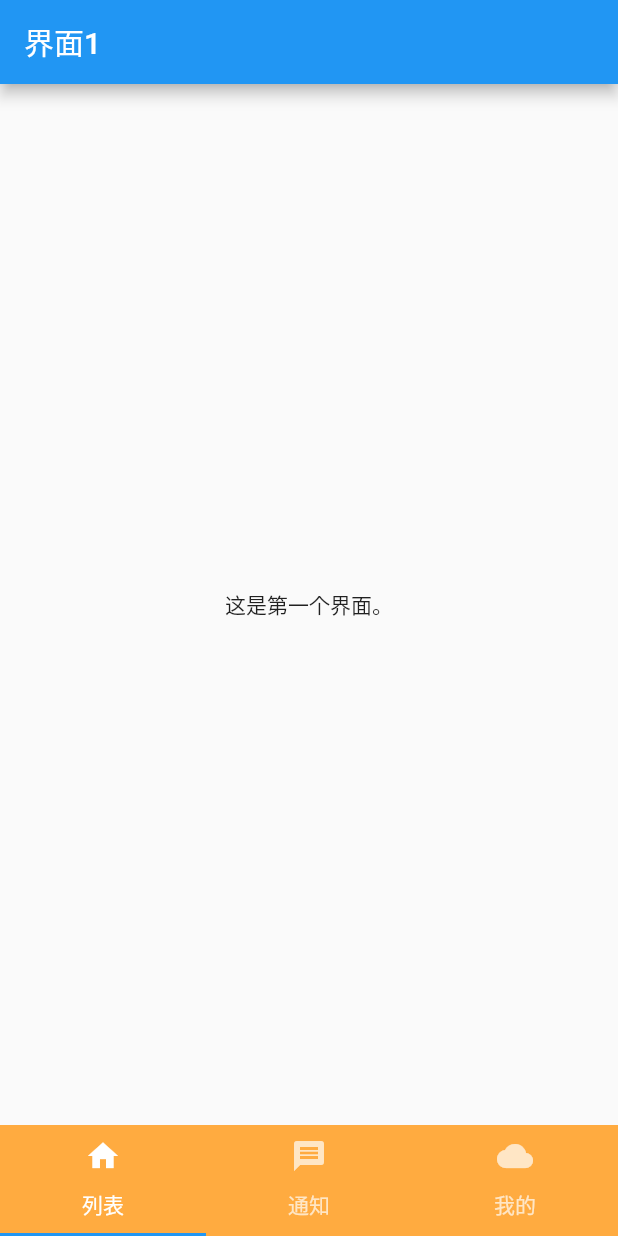
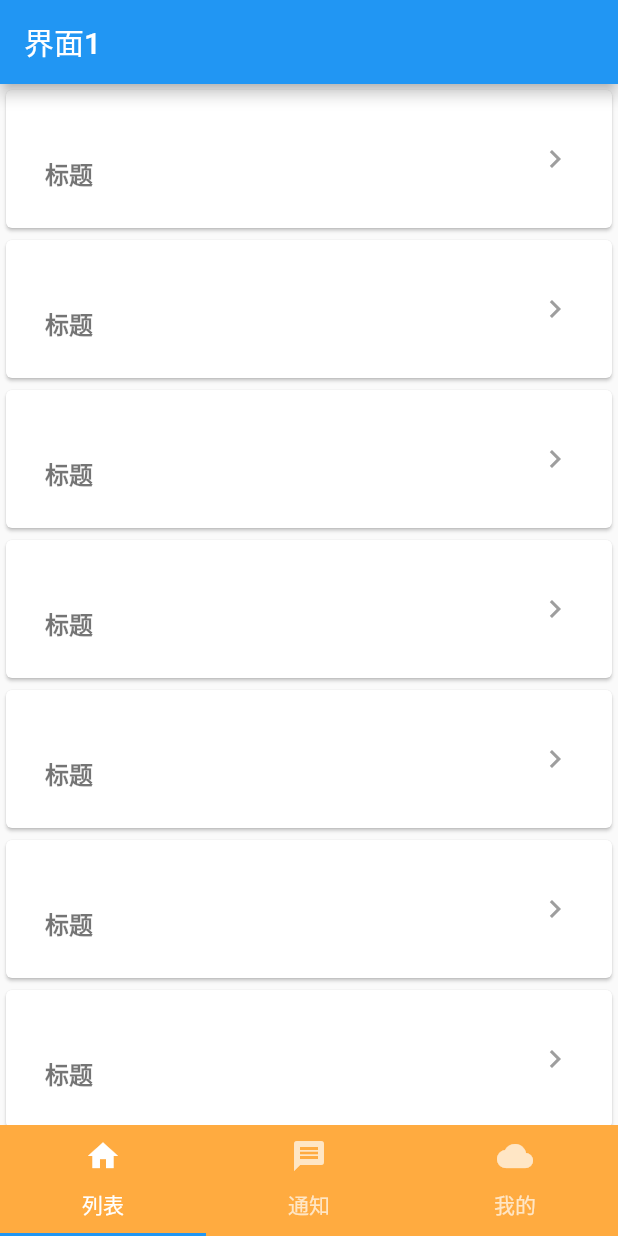
Before and after one commit to JianchuanWu/helloworld, a Flutter app: the screen it shows after launch, on a phone screen of 412 x 824 dp. Run offline on Flutter 3.47's test engine with Material 2 defaults, Android fonts, the phone set to English and light mode, and no system bars; our stand-ins replace cached_network_image, transparent_image.

Commit message:
添加列表。

```diff
--- a/lib/simple_app/components/List.dart
+++ /dev/null
@@ -1 +0,0 @@
-import 'package:flutter/material.dart';
--- /dev/null
+++ b/lib/simple_app/components/MyList.dart
@@ -0,0 +1,42 @@
+import 'package:flutter/material.dart';
+
+class MyList extends StatefulWidget {
+  @override
+  MyListState createState() => new MyListState();
+}
+
+class MyListState extends State<MyList> {
+  @override
+  Widget build(BuildContext context) {
+    return new ListView.builder(
+        itemCount: 10,
+        itemBuilder: (BuildContext context, int index) {
+          return new Card(
+            child: new Container(
+              padding: new EdgeInsets.all(10.0),
+              child: new ListTile(
+                subtitle: new Container(
+                  child: new Column(
+                    mainAxisAlignment: MainAxisAlignment.spaceBetween,
+                    children: <Widget>[
+                      new Row(
+                        mainAxisAlignment: MainAxisAlignment.spaceBetween,
+                        children: <Widget>[
+                          new Text("标题",
+                              style: new TextStyle(
+                                  fontWeight: FontWeight.bold, fontSize: 16.0)),
+                        ],
+                      )
+                    ],
+                  ),
+                ),
+                trailing: new Icon(
+                  Icons.keyboard_arrow_right,
+                  color: Colors.grey,
+                ),
+              ),
+            ),
+          );
+        });
+  }
+}
--- a/lib/simple_app/views/FirstPage.dart
+++ b/lib/simple_app/views/FirstPage.dart
@@ -1,4 +1,5 @@
 import 'package:flutter/material.dart';
+import '../components/MyList.dart';
 
 class FirstPage extends StatefulWidget {
   @override
@@ -12,9 +13,9 @@ class FirstPageState extends State<FirstPage> {
       appBar: new AppBar(
         title: new Text("界面1"),
       ),
-      body: new Center(
-        child: new Text("这是第一个界面。"),
-      ),
+      body: new Container(
+        child: new MyList(),
+      )
     );
   }
 }
```
